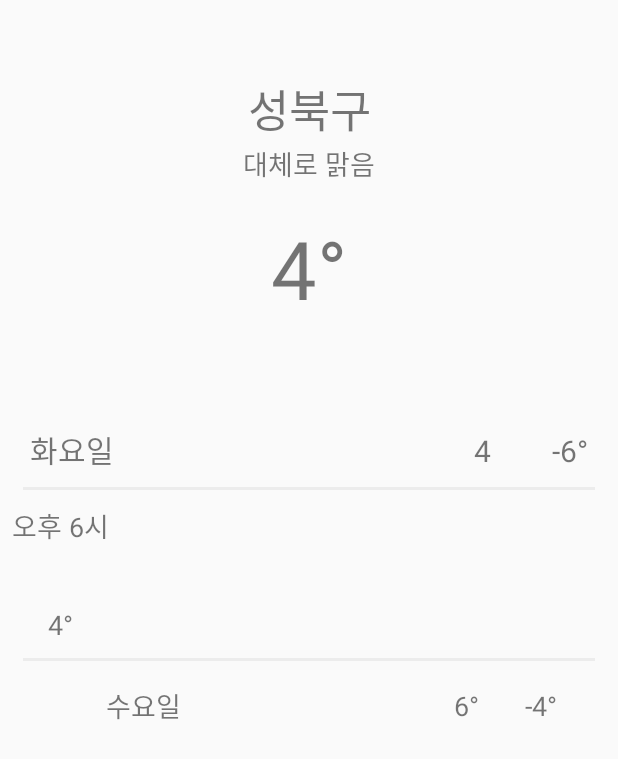
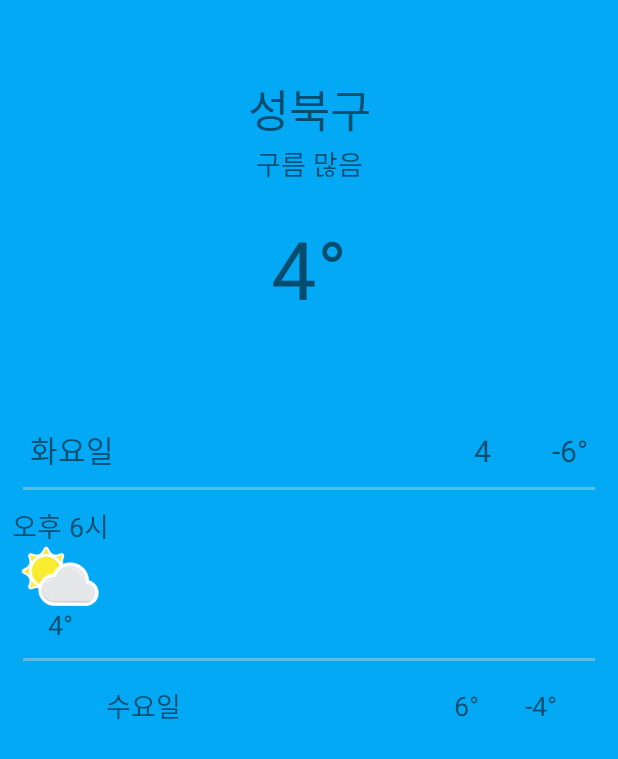
Before and after one commit to sangjun231/TripleS, an Android app: the screen it shows after launch (MainActivity), on a phone screen of 412 x 824 dp. Shown: the top 759 px of the screen. Run offline under Robolectric (Android 15) with nearby library versions, the phone set to English and light mode, and no system bars; 5 statements that could not run were skipped.

Commit message:
Merge branch 'feature-ksb' of https://github.com/sangjun231/TripleS into son9son9
# Conflicts:
#	app/src/main/java/amp/triples/MainActivity.kt

```diff
--- a/app/src/main/java/amp/triples/ForcastSpace.kt
+++ b/app/src/main/java/amp/triples/ForcastSpace.kt
@@ -51,6 +51,4 @@ class ForcastSpace {
         }
     }
 
-
-
 }
--- a/app/src/main/java/amp/triples/MainActivity.kt
+++ b/app/src/main/java/amp/triples/MainActivity.kt
@@ -4,8 +4,13 @@ import android.content.Context
 import android.net.ConnectivityManager
 import android.os.Bundle
 import android.util.Log
+import android.widget.ImageView
+import android.widget.TextView
+import android.widget.Toast
 import androidx.appcompat.app.AppCompatActivity
+import kotlinx.android.synthetic.main.activity_main.*
 import org.jetbrains.anko.startActivity
+import org.jetbrains.anko.toast
 
 class MainActivity : AppCompatActivity() {
 
@@ -15,6 +20,8 @@ class MainActivity : AppCompatActivity() {
 
         super.onCreate(savedInstanceState)
         setContentView(R.layout.activity_main)
+
+
 
         //  splash image 시작
         startActivity<SplashActivity>()
@@ -50,6 +57,11 @@ class MainActivity : AppCompatActivity() {
             "1",
             "json"
         )
+
+        //test view update
+        val testSKYValue : String = "3"
+        viewUpdate(testSKYValue)
+
         val a = RestPullManager.url(0)
         Log.i("test", a)
 
@@ -86,4 +98,18 @@ class MainActivity : AppCompatActivity() {
 
     private fun networkCheck() = (getSystemService(Context.CONNECTIVITY_SERVICE) as ConnectivityManager).activeNetworkInfo?.isConnected ?: false
 
+    //son9son9
+    private fun viewUpdate (testSKYValue: String) {
+        when (testSKYValue) {
+            "1" -> { statusImage1.setImageResource(R.drawable.weather_sunny)
+                        status.setText("맑음")}
+            "3" -> { statusImage1.setImageResource(R.drawable.weather_cloudandsun)
+                status.setText("구름 많음")}
+            "4" -> { statusImage1.setImageResource(R.drawable.weather_cloudy)
+                status.setText("흐림")}
+            else -> toast("SKY value is invalid")
+
+        }
+    }
+
 }
--- a/app/src/main/res/layout/activity_main.xml
+++ b/app/src/main/res/layout/activity_main.xml
@@ -4,6 +4,7 @@
     xmlns:tools="http://schemas.android.com/tools"
     android:layout_width="match_parent"
     android:layout_height="match_parent"
+    android:background="@color/colorPrimary"
     tools:context=".MainActivity">
 
     <LinearLayout
```
Also changed, not shown: app/src/main/res/drawable/weather_cloudandsun.png (added), app/src/main/res/drawable/weather_cloudy.png (added), app/src/main/res/drawable/weather_sunny.png (added).
